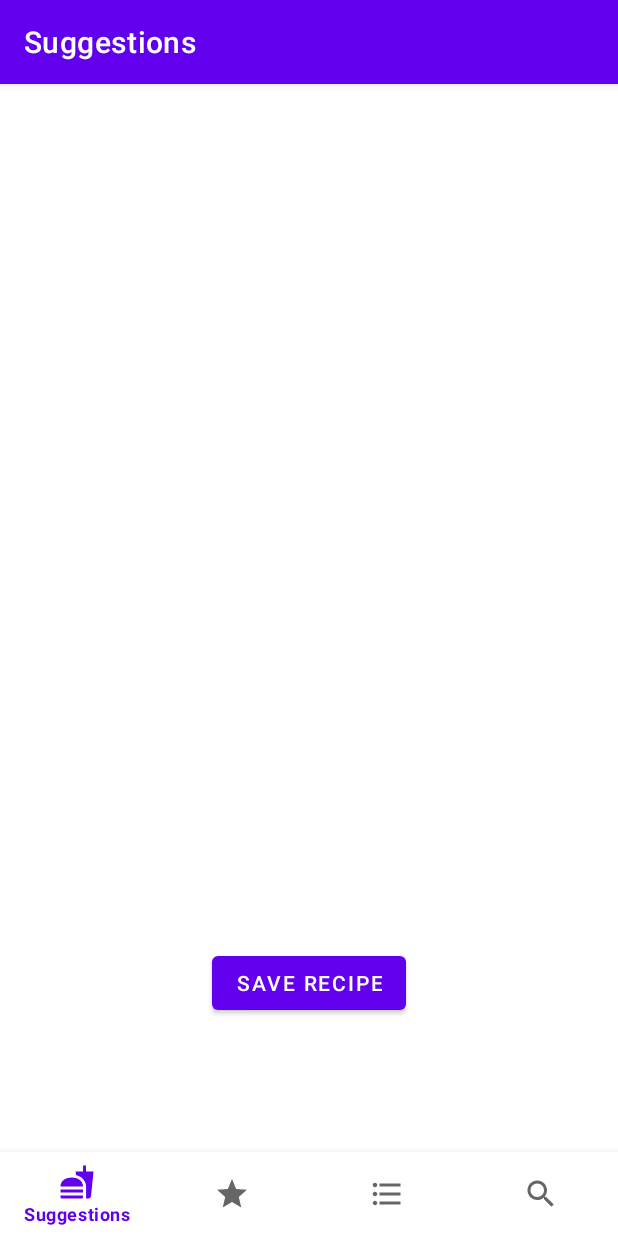
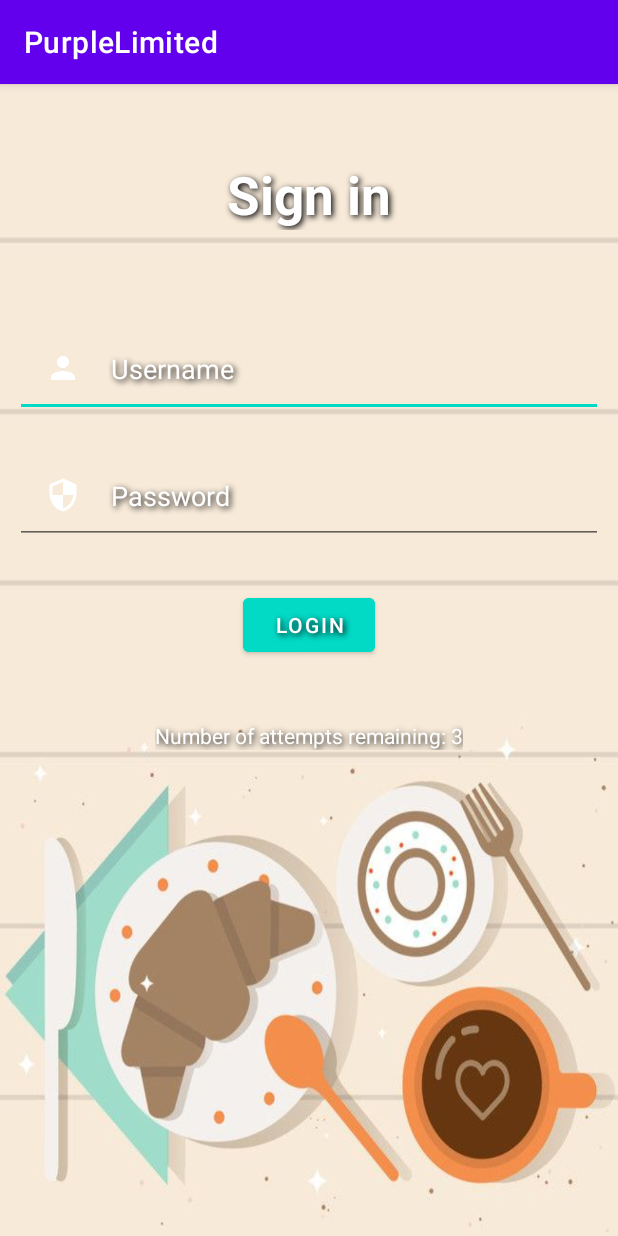
Before and after one commit to SCCapstone/Purplelimited, an Android app: the screen it shows after launch (MainActivity before the commit, LoginActivity after it), on a phone screen of 412 x 824 dp. Run offline under Robolectric (Android 15) with nearby library versions, the phone set to English and light mode, and no system bars.

Commit message:
Merged login activity with main
Merged the two main activities and their layouts to link them together

```diff
--- a/app/src/main/AndroidManifest.xml
+++ b/app/src/main/AndroidManifest.xml
@@ -10,7 +10,7 @@
         android:supportsRtl="true"
         android:theme="@style/Theme.PurpleLimited">
         <activity
-            android:name=".MainActivity"
+            android:name=".LoginActivity"
             android:exported="true"
             android:label="@string/app_name">
             <intent-filter>
@@ -18,6 +18,11 @@
                 <category android:name="android.intent.category.LAUNCHER" />
             </intent-filter>
         </activity>
+        <activity
+            android:name=".MainActivity"
+            android:exported="true"
+            android:label="@string/app_name">
+        </activity>
     </application>
 
 </manifest>
--- /dev/null
+++ b/app/src/main/java/edu/sc/purplelimited/LoginActivity.java
@@ -0,0 +1,96 @@
+package edu.sc.purplelimited;
+
+import androidx.appcompat.app.AppCompatActivity;
+
+import android.content.Intent;
+import android.os.Bundle;
+import android.view.View;
+import android.widget.Button;
+import android.widget.EditText;
+import android.widget.TextView;
+import android.widget.Toast;
+
+public class LoginActivity extends AppCompatActivity{
+
+    private EditText Name;
+    private EditText Password;
+    private TextView AttemptsInfo;
+    private Button Login;
+    private int cnt = 3; //base amount of login attempts
+
+    String userName = "admin";
+    String userPassword = "admin"; //these are the default hard-coded strings for a user account for the interim
+
+   //class for user account information
+    class UserAccount
+    {
+        TextView Name = findViewById(R.id.etName);
+        TextView Password = findViewById(R.id.etPassword);
+    }
+
+    boolean isValid = false;
+
+    @Override
+    protected void onCreate(Bundle savedInstanceState) {
+        super.onCreate(savedInstanceState);
+        setContentView(R.layout.activity_login);
+
+        // Binding the XML views
+        Name = findViewById(R.id.etName);
+        Password = findViewById(R.id.etPassword);
+        AttemptsInfo = findViewById(R.id.noAttempts);
+        Login = findViewById(R.id.loginbutton);
+
+        // When login button is clicked
+            Login.setOnClickListener(new View.OnClickListener() {
+            @Override
+            public void onClick(View view) {
+
+                // user inputs
+                userName = Name.getText().toString();
+                userPassword = Password.getText().toString();
+
+                if(userName.isEmpty() || userPassword.isEmpty()) {
+                    Toast.makeText(LoginActivity.this, "Please enter a username and password!", Toast.LENGTH_LONG).show();
+                }
+                else {
+
+                    // Validate the user inputs
+                    isValid = validate(userName, userPassword);
+                    if (!isValid) {
+                        cnt--;
+                        AttemptsInfo.setText("Attempts Remaining: " + String.valueOf(cnt));
+                        // Disable login button when counter == 0
+                        if (cnt == 0) {
+                            Login.setEnabled(false);
+                            Toast.makeText(LoginActivity.this, "You have used all your attempts", Toast.LENGTH_LONG).show();
+                        }
+                        else {
+                            Toast.makeText(LoginActivity.this, "Incorrect credentials, please try again!", Toast.LENGTH_LONG).show();
+                        }
+                    }
+                    else {
+                        Toast.makeText(LoginActivity.this, "Login Successful!", Toast.LENGTH_SHORT).show();
+                        // Send user to the next activity
+                        Intent intent = new Intent();
+                        startActivity(new Intent(LoginActivity.this, MainActivity.class));
+                    }
+
+                }
+            }
+        });
+    }
+
+    private boolean validate(String userName, String userPassword)
+    {
+        // Get the object of UserAccount class
+        UserAccount userAccount = new UserAccount();
+
+        // Match user details
+        //if(userName.equals(userAccount.Name) && userPassword.equals(userAccount.Password))
+        if(userName.equals("admin") && userPassword.equals("admin")){
+            return true;
+        }
+        return false;
+    }
+}
--- a/app/src/main/java/edu/sc/purplelimited/MainActivity.java
+++ b/app/src/main/java/edu/sc/purplelimited/MainActivity.java
@@ -2,6 +2,7 @@ package edu.sc.purplelimited;
 
 import android.os.Bundle;
 
+import android.content.Intent;
 import androidx.appcompat.app.AppCompatActivity;
 import androidx.navigation.NavController;
 import androidx.navigation.Navigation;
@@ -22,7 +23,7 @@ public class MainActivity extends AppCompatActivity {
     protected void onCreate(Bundle savedInstanceState) {
         super.onCreate(savedInstanceState);
         ActivityMainBinding binding = ActivityMainBinding.inflate(getLayoutInflater());
-        if(loggedIn) {
+        if(loggedIn) {                                  //TODO this might be better as a while loop
             setContentView(binding.getRoot());
             findViewById(R.id.nav_view);
             AppBarConfiguration appBarConfiguration = new AppBarConfiguration.Builder(
@@ -31,8 +32,10 @@ public class MainActivity extends AppCompatActivity {
             NavController navController = Navigation.findNavController(this, R.id.nav_host_fragment_activity_main);
             NavigationUI.setupActionBarWithNavController(this, navController, appBarConfiguration);
             NavigationUI.setupWithNavController(binding.navView, navController);
-        } else {
-            //TODO: login Activity
+        }
+        else {
+            //Takes user back to login page when loggedIn = false
+        startActivity(new Intent(MainActivity.this, LoginActivity.class));
         }
     }
 
--- /dev/null
+++ b/app/src/main/res/drawable/ic_baseline_person_24.xml
@@ -0,0 +1,5 @@
+<vector android:height="24dp" android:tint="#FFFFFF"
+    android:viewportHeight="24" android:viewportWidth="24"
+    android:width="24dp" xmlns:android="http://schemas.android.com/apk/res/android">
+    <path android:fillColor="@android:color/white" android:pathData="M12,12c2.21,0 4,-1.79 4,-4s-1.79,-4 -4,-4 -4,1.79 -4,4 1.79,4 4,4zM12,14c-2.67,0 -8,1.34 -8,4v2h16v-2c0,-2.66 -5.33,-4 -8,-4z"/>
+</vector>
--- /dev/null
+++ b/app/src/main/res/drawable/ic_baseline_person_add_24.xml
@@ -0,0 +1,5 @@
+<vector android:height="24dp" android:tint="#FFFFFF"
+    android:viewportHeight="24" android:viewportWidth="24"
+    android:width="24dp" xmlns:android="http://schemas.android.com/apk/res/android">
+    <path android:fillColor="@android:color/white" android:pathData="M15,12c2.21,0 4,-1.79 4,-4s-1.79,-4 -4,-4 -4,1.79 -4,4 1.79,4 4,4zM6,10L6,7L4,7v3L1,10v2h3v3h2v-3h3v-2L6,10zM15,14c-2.67,0 -8,1.34 -8,4v2h16v-2c0,-2.66 -5.33,-4 -8,-4z"/>
+</vector>
--- /dev/null
+++ b/app/src/main/res/drawable/ic_baseline_security_24.xml
@@ -0,0 +1,5 @@
+<vector android:height="24dp" android:tint="#FFFFFF"
+    android:viewportHeight="24" android:viewportWidth="24"
+    android:width="24dp" xmlns:android="http://schemas.android.com/apk/res/android">
+    <path android:fillColor="@android:color/white" android:pathData="M12,1L3,5v6c0,5.55 3.84,10.74 9,12 5.16,-1.26 9,-6.45 9,-12L21,5l-9,-4zM12,11.99h7c-0.53,4.12 -3.28,7.79 -7,8.94L12,12L5,12L5,6.3l7,-3.11v8.8z"/>
+</vector>
--- /dev/null
+++ b/app/src/main/res/layout/activity_login.xml
@@ -0,0 +1,100 @@
+<?xml version="1.0" encoding="utf-8"?>
+<RelativeLayout xmlns:android="http://schemas.android.com/apk/res/android"
+    xmlns:app="http://schemas.android.com/apk/res-auto"
+    xmlns:tools="http://schemas.android.com/tools"
+    android:layout_width="match_parent"
+    android:layout_height="match_parent"
+    android:background="@drawable/background3"
+    tools:context=".LoginActivity">
+
+    <TextView
+        android:id="@+id/signin"
+        android:layout_width="match_parent"
+        android:layout_height="wrap_content"
+        android:layout_margin="50dp"
+        android:gravity="center"
+        android:shadowColor="@color/black"
+        android:shadowDx="2"
+        android:shadowDy="2"
+        android:shadowRadius="5"
+        android:text="Sign in"
+        android:textColor="@color/white"
+        android:textSize="35dp"
+        android:textStyle="bold" />
+
+    <EditText
+        android:id="@+id/etName"
+        android:layout_width="match_parent"
+        android:layout_height="wrap_content"
+        android:layout_below="@id/signin"
+        android:layout_marginStart="10dp"
+        android:layout_marginTop="10dp"
+        android:layout_marginEnd="10dp"
+        android:layout_marginBottom="10dp"
+        android:drawableLeft="@drawable/ic_baseline_person_24"
+        android:drawablePadding="20dp"
+        android:hint="Username"
+        android:padding="20dp"
+        android:shadowColor="@color/black"
+        android:shadowDx="2"
+        android:shadowDy="2"
+        android:shadowRadius="5"
+        android:textColor="@color/white"
+        android:textColorHint="@color/white" />
+
+    <EditText
+        android:id="@+id/etPassword"
+        android:layout_width="match_parent"
+        android:layout_height="wrap_content"
+        android:layout_below="@id/etName"
+        android:layout_marginStart="10dp"
+        android:layout_marginTop="10dp"
+        android:layout_marginEnd="10dp"
+        android:layout_marginBottom="10dp"
+        android:drawableLeft="@drawable/ic_baseline_security_24"
+        android:drawablePadding="20dp"
+        android:hint="Password"
+        android:padding="20dp"
+        android:shadowColor="@color/black"
+        android:shadowDx="2"
+        android:shadowDy="2"
+        android:shadowRadius="5"
+        android:textColor="@color/white"
+        android:textColorHint="@color/white" />
+
+    <com.google.android.material.button.MaterialButton
+        android:id="@+id/loginbutton"
+        android:layout_width="wrap_content"
+        android:layout_height="wrap_content"
+        android:layout_below="@id/etPassword"
+        android:layout_centerHorizontal="true"
+        android:layout_marginStart="20dp"
+        android:layout_marginTop="20dp"
+        android:layout_marginEnd="20dp"
+        android:layout_marginBottom="20dp"
+        android:backgroundTint="@color/design_default_color_secondary"
+        android:shadowColor="@color/black"
+        android:shadowDx="2"
+        android:shadowDy="2"
+        android:shadowRadius="5"
+        android:text="LOGIN" />
+
+    <TextView
+        android:id="@+id/noAttempts"
+        android:layout_width="wrap_content"
+        android:layout_height="wrap_content"
+        android:layout_below="@id/loginbutton"
+        android:layout_centerHorizontal="true"
+        android:layout_marginStart="20dp"
+        android:layout_marginTop="20dp"
+        android:layout_marginEnd="20dp"
+        android:layout_marginBottom="20dp"
+        android:shadowColor="@color/black"
+        android:shadowDx="2"
+        android:shadowDy="2"
+        android:shadowRadius="5"
+        android:text="Number of attempts remaining: 3"
+        android:textColor="@color/white" />
+
+
+</RelativeLayout>
```
Also changed, not shown: app/src/main/res/drawable-v24/background.jpg (added), app/src/main/res/drawable/background2.jpg (added), app/src/main/res/drawable/background3.jpg (added), 3 other files.
